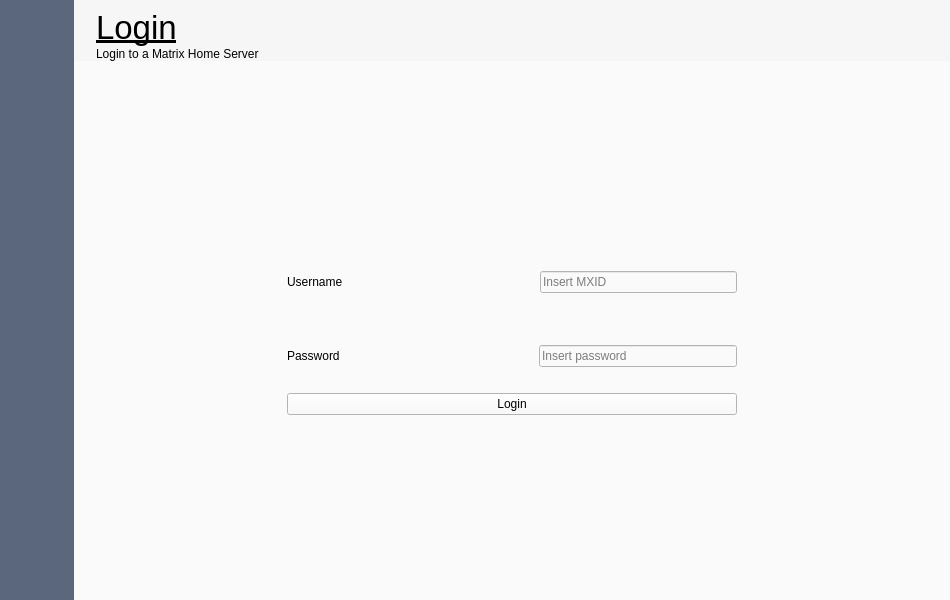
Before: the Qt Designer form qml/ui/login.ui in Nordgedanken/Morpheus, drawn with Qt 5.
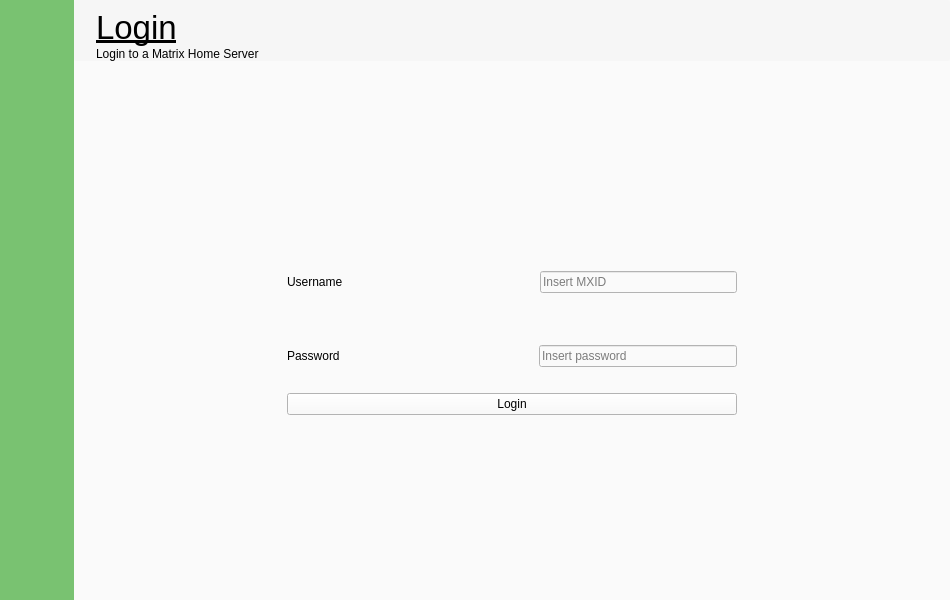
After: the same form once the commit is applied. Icons and pictures are not drawn.

Commit message: Make the Login sidebar greenish. (To separate the login page visually from the Main Page)

```diff
--- a/qml/ui/login.ui
+++ b/qml/ui/login.ui
@@ -63,7 +63,8 @@
       </sizepolicy>
      </property>
      <property name="styleSheet">
-      <string notr="true">background-color: rgb(91, 103, 125);
+      <string notr="true">background-color: rgb(121, 194, 113)
+/* rgb(91, 103, 125);
 /* rgb(70, 79, 96);*/</string>
      </property>
      <layout class="QGridLayout" name="gridLayout_6">
```
